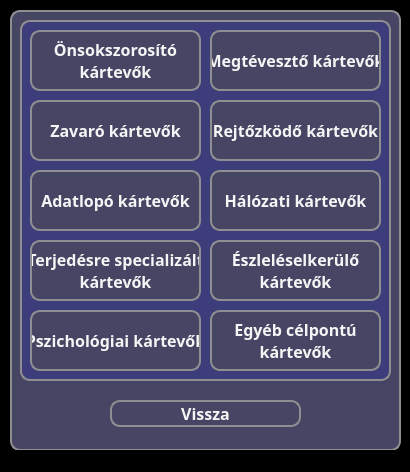
The window that src/main/resources/ui/highcontrast/highContrastChooseLearning.ui (pkristof1999/Szakdolgozat) describes before a commit, drawn with Qt 5.
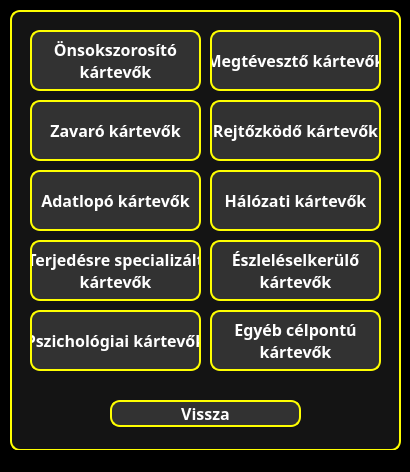
The same window after the commit.

```diff
--- a/src/main/resources/ui/highcontrast/highContrastChooseLearning.ui
+++ b/src/main/resources/ui/highcontrast/highContrastChooseLearning.ui
@@ -30,8 +30,8 @@
     </property>
     <property name="styleSheet">
      <string notr="true">* {
-	background-color: rgb(70, 70, 100);
-	border: 2px solid #8f8f91;
+	background-color: rgb(20, 20, 20);
+	border: 2px solid yellow;
 	border-radius: 10px;
 	color: white;
 	font-size: 16px;
@@ -56,8 +56,8 @@
      </property>
      <property name="styleSheet">
       <string notr="true">* {
-	background-color: rgb(70, 70, 100);
-	color: whitesmoke;
+	background-color: rgb(50, 50, 50);
+	color: white;
 }
 
 *:hover {
@@ -80,8 +80,8 @@
      </property>
      <property name="styleSheet">
       <string notr="true">* {
-	background-color: #3d3d7b;
-	border: 2px solid #8f8f91;
+	background-color: rgb(20, 20, 20);
+	border: None;
 	border-radius: 10px;
 	color: white;
 	font-size: 16px;
@@ -106,8 +106,9 @@
       </property>
       <property name="styleSheet">
        <string notr="true">* {
-	background-color: rgb(70, 70, 100);
-	color: whitesmoke;
+	background-color: rgb(50, 50, 50);
+	border: 2px solid yellow;
+	color: white;
 }
 
 *:hover {
@@ -138,8 +139,9 @@
       </property>
       <property name="styleSheet">
        <string notr="true">* {
-	background-color: rgb(70, 70, 100);
-	color: whitesmoke;
+	background-color: rgb(50, 50, 50);
+	border: 2px solid yellow;
+	color: white;
 }
 
 *:hover {
@@ -169,8 +171,9 @@
       </property>
       <property name="styleSheet">
        <string notr="true">* {
-	background-color: rgb(70, 70, 100);
-	color: whitesmoke;
+	background-color: rgb(50, 50, 50);
+	border: 2px solid yellow;
+	color: white;
 }
 
 *:hover {
@@ -200,8 +203,9 @@
       </property>
       <property name="styleSheet">
        <string notr="true">* {
-	background-color: rgb(70, 70, 100);
-	color: whitesmoke;
+	background-color: rgb(50, 50, 50);
+	border: 2px solid yellow;
+	color: white;
 }
 
 *:hover {
@@ -231,8 +235,9 @@
       </property>
       <property name="styleSheet">
        <string notr="true">* {
-	background-color: rgb(70, 70, 100);
-	color: whitesmoke;
+	background-color: rgb(50, 50, 50);
+	border: 2px solid yellow;
+	color: white;
 }
 
 *:hover {
@@ -262,8 +267,9 @@
       </property>
       <property name="styleSheet">
        <string notr="true">* {
-	background-color: rgb(70, 70, 100);
-	color: whitesmoke;
+	background-color: rgb(50, 50, 50);
+	border: 2px solid yellow;
+	color: white;
 }
 
 *:hover {
@@ -293,8 +299,9 @@
       </property>
       <property name="styleSheet">
        <string notr="true">* {
-	background-color: rgb(70, 70, 100);
-	color: whitesmoke;
+	background-color: rgb(50, 50, 50);
+	border: 2px solid yellow;
+	color: white;
 }
 
 *:hover {
@@ -325,8 +332,9 @@
       </property>
       <property name="styleSheet">
        <string notr="true">* {
-	background-color: rgb(70, 70, 100);
-	color: whitesmoke;
+	background-color: rgb(50, 50, 50);
+	border: 2px solid yellow;
+	color: white;
 }
 
 *:hover {
@@ -357,8 +365,9 @@
       </property>
       <property name="styleSheet">
        <string notr="true">* {
-	background-color: rgb(70, 70, 100);
-	color: whitesmoke;
+	background-color: rgb(50, 50, 50);
+	border: 2px solid yellow;
+	color: white;
 }
 
 *:hover {
@@ -388,8 +397,9 @@
       </property>
       <property name="styleSheet">
        <string notr="true">* {
-	background-color: rgb(70, 70, 100);
-	color: whitesmoke;
+	background-color: rgb(50, 50, 50);
+	border: 2px solid yellow;
+	color: white;
 }
 
 *:hover {
```
Left out of the diff: 44 changed lines with no effect on the pictures.
